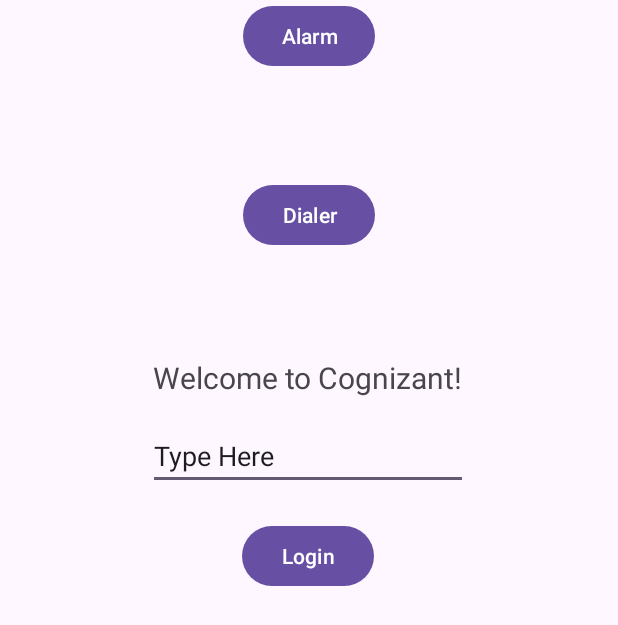
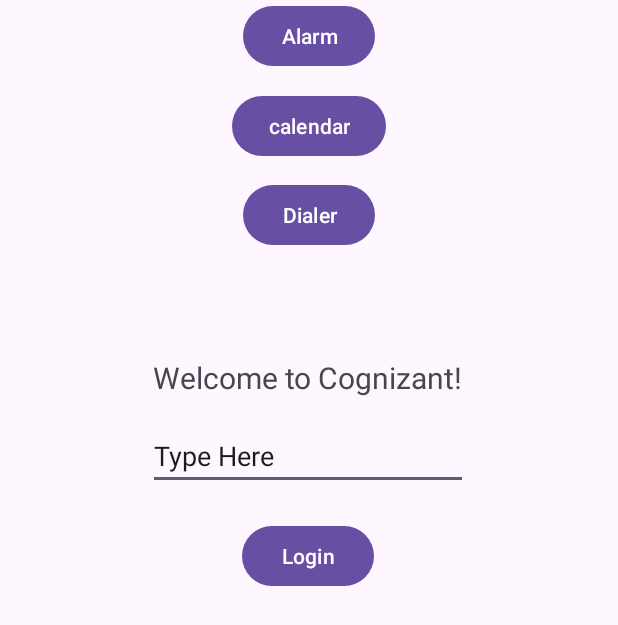
Before and after one commit to W00LaLa/CognizantRever-AndroidStudio, an Android app: the screen it shows after launch (MainActivity), on a phone screen of 412 x 824 dp. Shown: the top 625 px of the screen. Run offline under Robolectric (Android 15) with nearby library versions, the phone set to English and light mode, and no system bars.

Commit message:
call calendar activity in second app

```diff
--- a/app/src/main/java/com/example/cognizantrever/MainActivity.kt
+++ b/app/src/main/java/com/example/cognizantrever/MainActivity.kt
@@ -61,4 +61,9 @@
     fun setAlarm(view: View) {
         createAlarm("Im coming for you!", 3,25 )
     }
+
+    fun openMyCalendar(view: View) {
+        var calIntent = Intent("cognizant.portugal.android")
+        startActivity(calIntent)
+    }
 }
--- a/app/src/main/res/layout/activity_main.xml
+++ b/app/src/main/res/layout/activity_main.xml
@@ -68,4 +68,15 @@
         app:layout_constraintTop_toTopOf="parent"
         tools:ignore="MissingConstraints" />
 
+    <Button
+        android:id="@+id/btnCalendar"
+        android:layout_width="wrap_content"
+        android:layout_height="wrap_content"
+        android:onClick="openMyCalendar"
+        android:text="calendar"
+        app:layout_constraintBottom_toTopOf="@+id/btnDialer"
+        app:layout_constraintEnd_toEndOf="parent"
+        app:layout_constraintStart_toStartOf="parent"
+        app:layout_constraintTop_toBottomOf="@+id/btnAlarm" />
+
 </androidx.constraintlayout.widget.ConstraintLayout>
```
